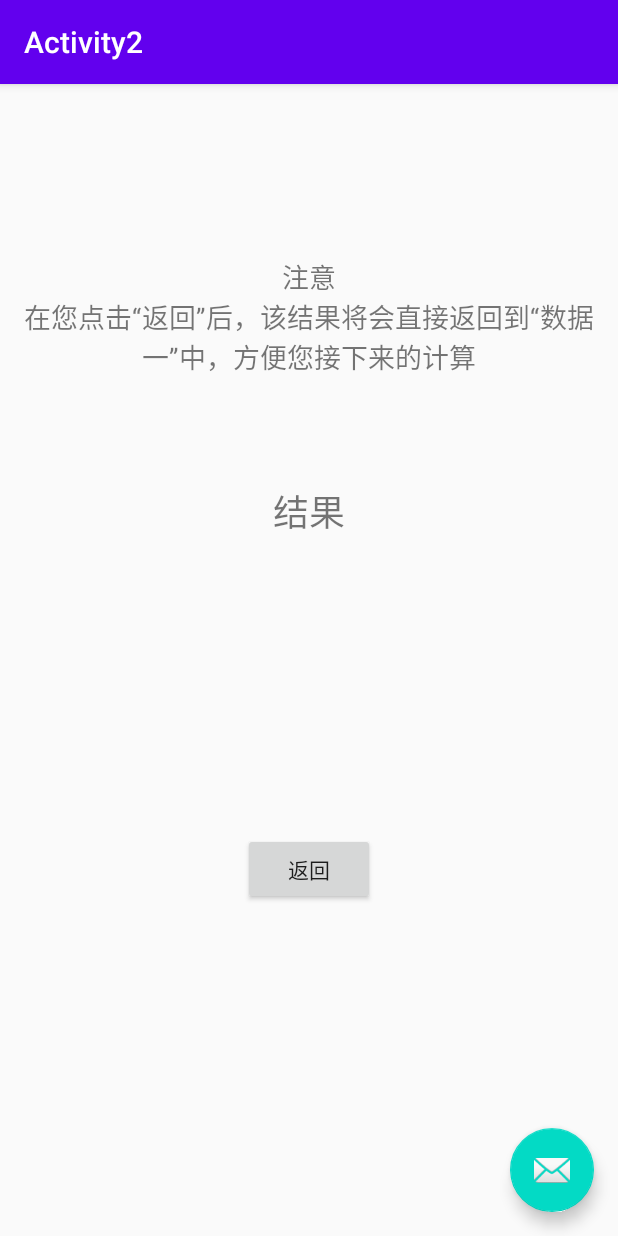
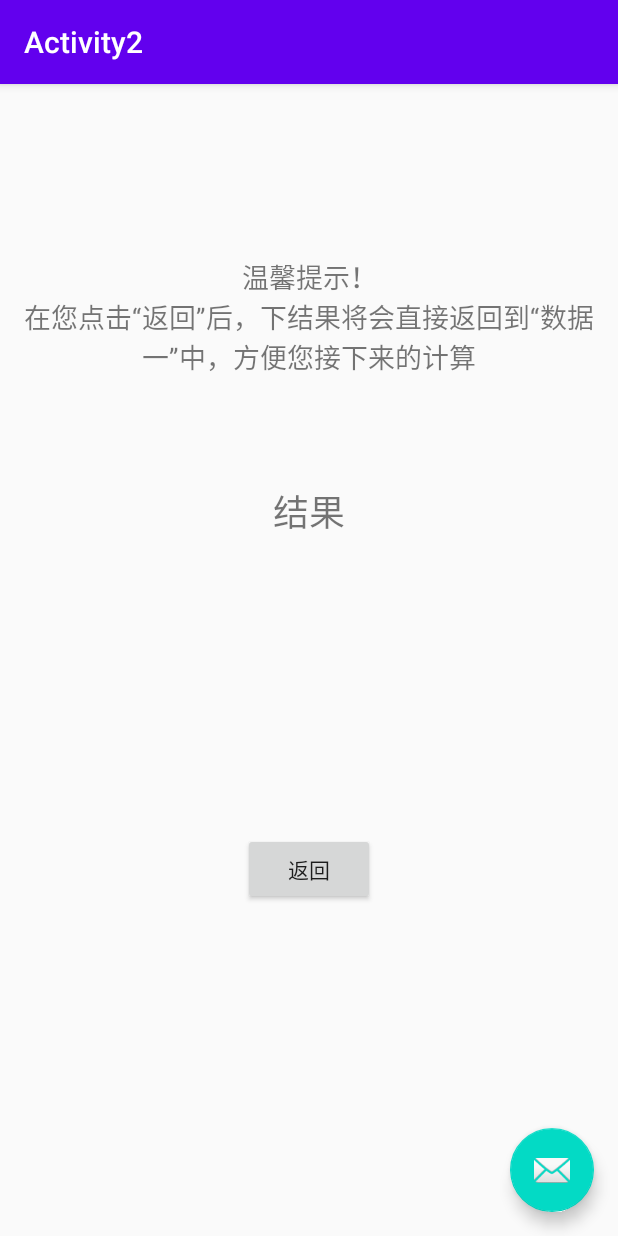
Before and after one commit to ALittlePanda/Demo_02, an Android app: the Activity2 screen opened directly, with no data from a screen before it, on a phone screen of 412 x 824 dp. Run offline under Robolectric (Android 15) with nearby library versions, the phone set to English and light mode, and no system bars; 1 statement that could not run was skipped.

Commit message:
注意 改为 温馨提示 该结果  改为  下结果

```diff
--- a/app/src/main/res/values/strings.xml
+++ b/app/src/main/res/values/strings.xml
@@ -25,5 +25,5 @@
     <string name="text_2">" "</string>
     <string name="date">1.0.3date</string>
     <string name="view_1">图标</string>
-    <string name="Activity2_text">注意\n在您点击“返回”后，该结果将会直接返回到“数据一”中，方便您接下来的计算</string>
+    <string name="Activity2_text">温馨提示！\n在您点击“返回”后，下结果将会直接返回到“数据一”中，方便您接下来的计算</string>
 </resources>
```
